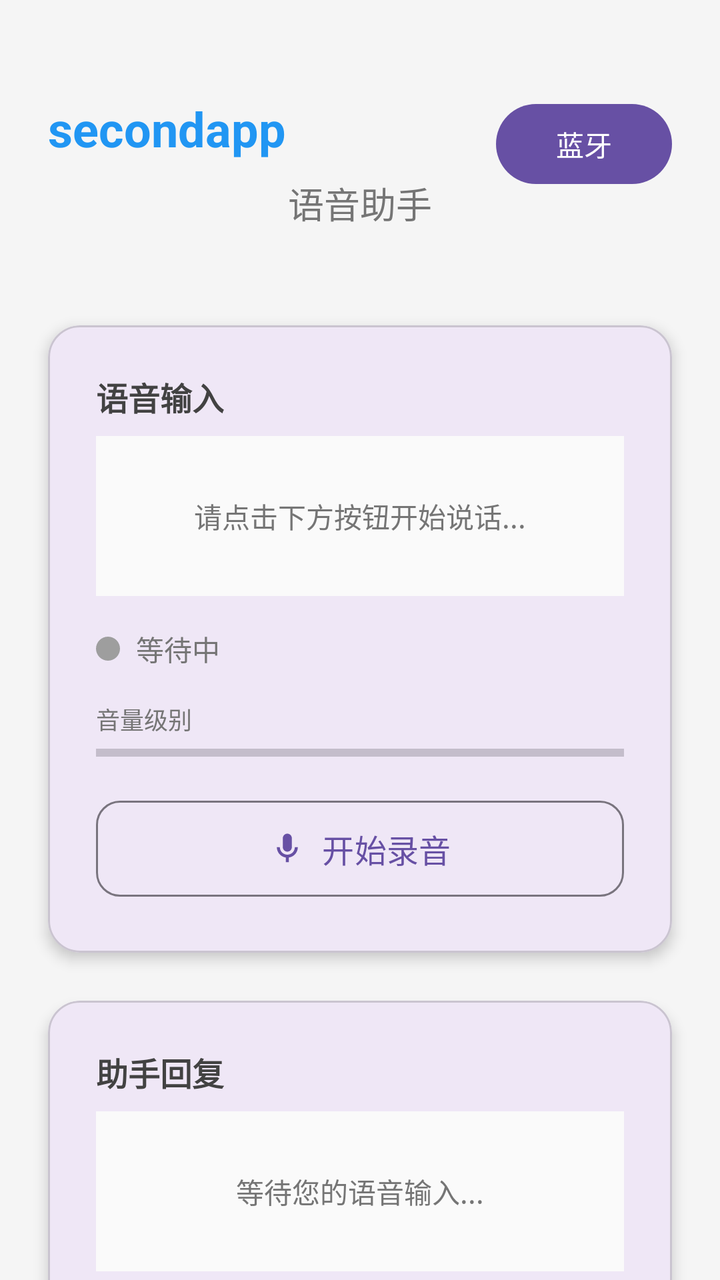
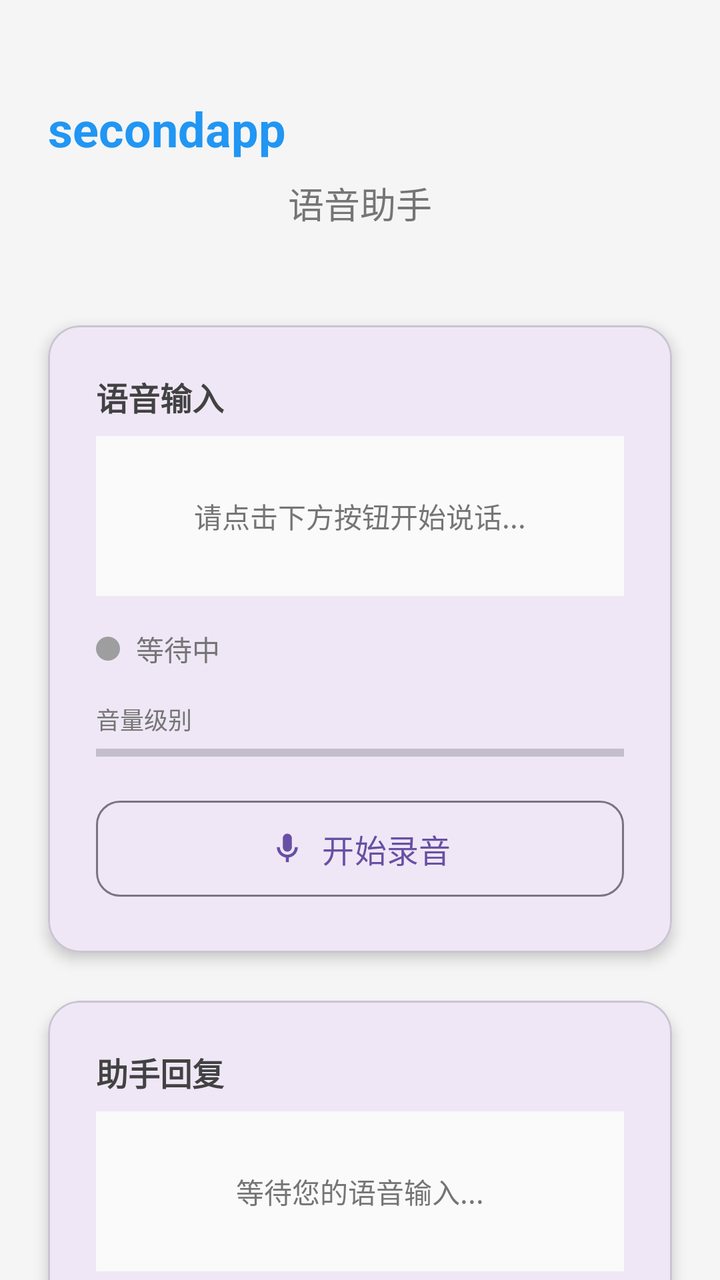

Before-and-after screenshots of an Android layout around one commit, followed by the original layout XML and the change that was made.
<!-- AndroidManifest.xml: application theme Theme.Secondapp -->
<!-- res/layout/activity_main.xml -->
<?xml version="1.0" encoding="utf-8"?>
<androidx.constraintlayout.widget.ConstraintLayout xmlns:android="http://schemas.android.com/apk/res/android"
    xmlns:app="http://schemas.android.com/apk/res-auto"
    xmlns:tools="http://schemas.android.com/tools"
    android:id="@+id/main"
    android:layout_width="match_parent"
    android:layout_height="match_parent"
    android:background="#F5F5F5"
    tools:context=".MainActivity">

    
    <TextView
        android:id="@+id/titleTextView"
        android:layout_width="0dp"
        android:layout_height="wrap_content"
        android:text="@string/app_name"
        android:textSize="24sp"
        android:textStyle="bold"
        android:textColor="#2196F3"
        android:layout_marginTop="48dp"
        android:layout_marginStart="24dp"
        android:layout_marginEnd="8dp"
        app:layout_constraintEnd_toStartOf="@+id/bluetoothButton"
        app:layout_constraintStart_toStartOf="parent"
        app:layout_constraintTop_toTopOf="parent" />

    <Button
        android:id="@+id/bluetoothButton"
        android:layout_width="wrap_content"
        android:layout_height="wrap_content"
        android:text="蓝牙"
        android:textSize="14sp"
        android:layout_marginTop="48dp"
        android:layout_marginEnd="24dp"
        app:layout_constraintEnd_toEndOf="parent"
        app:layout_constraintTop_toTopOf="parent" />

    
    <TextView
        android:id="@+id/subtitleTextView"
        android:layout_width="wrap_content"
        android:layout_height="wrap_content"
        android:text="语音助手"
        android:textSize="18sp"
        android:textColor="#757575"
        android:layout_marginTop="8dp"
        app:layout_constraintEnd_toEndOf="parent"
        app:layout_constraintStart_toStartOf="parent"
        app:layout_constraintTop_toBottomOf="@+id/titleTextView" />

    
    <com.google.android.material.card.MaterialCardView
        android:id="@+id/voiceInputCard"
        android:layout_width="0dp"
        android:layout_height="wrap_content"
        android:layout_marginStart="24dp"
        android:layout_marginEnd="24dp"
        android:layout_marginTop="48dp"
        app:cardCornerRadius="16dp"
        app:cardElevation="4dp"
        app:layout_constraintEnd_toEndOf="parent"
        app:layout_constraintStart_toStartOf="parent"
        app:layout_constraintTop_toBottomOf="@+id/subtitleTextView">

        <LinearLayout
            android:layout_width="match_parent"
            android:layout_height="wrap_content"
            android:orientation="vertical"
            android:padding="24dp">

            
            <TextView
                android:layout_width="wrap_content"
                android:layout_height="wrap_content"
                android:text="语音输入"
                android:textSize="16sp"
                android:textStyle="bold"
                android:textColor="#424242"
                android:layout_marginBottom="8dp" />

            
            <TextView
                android:id="@+id/voiceInputTextView"
                android:layout_width="match_parent"
                android:layout_height="wrap_content"
                android:text="请点击下方按钮开始说话..."
                android:textSize="14sp"
                android:textColor="#757575"
                android:minHeight="80dp"
                android:gravity="center"
                android:background="#FAFAFA"
                android:padding="16dp"
                android:layout_marginBottom="16dp" />

            
            <LinearLayout
                android:layout_width="match_parent"
                android:layout_height="wrap_content"
                android:orientation="horizontal"
                android:gravity="center_vertical"
                android:layout_marginBottom="16dp">

                <View
                    android:id="@+id/recordingIndicator"
                    android:layout_width="12dp"
                    android:layout_height="12dp"
                    android:background="@drawable/circle_gray"
                    android:layout_marginEnd="8dp" />

                <TextView
                    android:id="@+id/recordingStatusTextView"
                    android:layout_width="wrap_content"
                    android:layout_height="wrap_content"
                    android:text="等待中"
                    android:textSize="14sp"
                    android:textColor="#757575" />
            </LinearLayout>

            
            <LinearLayout
                android:layout_width="match_parent"
                android:layout_height="wrap_content"
                android:orientation="vertical"
                android:layout_marginBottom="16dp">

                <TextView
                    android:layout_width="wrap_content"
                    android:layout_height="wrap_content"
                    android:text="音量级别"
                    android:textSize="12sp"
                    android:textColor="#757575"
                    android:layout_marginBottom="4dp" />

                <ProgressBar
                    android:id="@+id/volumeProgressBar"
                    style="?android:attr/progressBarStyleHorizontal"
                    android:layout_width="match_parent"
                    android:layout_height="8dp"
                    android:max="100"
                    android:progress="0"
                    android:progressTint="#2196F3"
                    android:backgroundTint="#E0E0E0" />

            </LinearLayout>

            
            <com.google.android.material.button.MaterialButton
                android:id="@+id/recordButton"
                android:layout_width="match_parent"
                android:layout_height="56dp"
                android:text="开始录音"
                android:textSize="16sp"
                app:icon="@drawable/ic_mic"
                app:iconGravity="textStart"
                app:iconPadding="8dp"
                app:cornerRadius="12dp"
                style="@style/Widget.Material3.Button.OutlinedButton" />

        </LinearLayout>

    </com.google.android.material.card.MaterialCardView>

    
    <com.google.android.material.card.MaterialCardView
        android:id="@+id/responseCard"
        android:layout_width="0dp"
        android:layout_height="wrap_content"
        android:layout_marginStart="24dp"
        android:layout_marginEnd="24dp"
        android:layout_marginTop="24dp"
        app:cardCornerRadius="16dp"
        app:cardElevation="4dp"
        app:layout_constraintEnd_toEndOf="parent"
        app:layout_constraintStart_toStartOf="parent"
        app:layout_constraintTop_toBottomOf="@+id/voiceInputCard">

        <LinearLayout
            android:layout_width="match_parent"
            android:layout_height="wrap_content"
            android:orientation="vertical"
            android:padding="24dp">

            
            <TextView
                android:layout_width="wrap_content"
                android:layout_height="wrap_content"
                android:text="助手回复"
                android:textSize="16sp"
                android:textStyle="bold"
                android:textColor="#424242"
                android:layout_marginBottom="8dp" />

            
            <TextView
                android:id="@+id/responseTextView"
                android:layout_width="match_parent"
                android:layout_height="wrap_content"
                android:text="等待您的语音输入..."
                android:textSize="14sp"
                android:textColor="#757575"
                android:minHeight="80dp"
                android:gravity="center"
                android:background="#FAFAFA"
                android:padding="16dp" />

        </LinearLayout>

    </com.google.android.material.card.MaterialCardView>

    
    <TextView
        android:id="@+id/bottomStatusTextView"
        android:layout_width="wrap_content"
        android:layout_height="wrap_content"
        android:text="就绪"
        android:textSize="12sp"
        android:textColor="#9E9E9E"
        android:layout_marginBottom="24dp"
        app:layout_constraintBottom_toBottomOf="parent"
        app:layout_constraintEnd_toEndOf="parent"
        app:layout_constraintStart_toStartOf="parent" />

</androidx.constraintlayout.widget.ConstraintLayout>
<!-- resources referenced by this layout -->
<resources>
  <!-- drawable circle_gray (drawable) -->
  <?xml version="1.0" encoding="utf-8"?>
  <shape xmlns:android="http://schemas.android.com/apk/res/android"
      android:shape="oval">
      <solid android:color="#9E9E9E" />
      <size android:width="12dp" android:height="12dp" />
  </shape>
  <!-- drawable ic_mic (drawable) -->
  <?xml version="1.0" encoding="utf-8"?>
  <vector xmlns:android="http://schemas.android.com/apk/res/android"
      android:width="24dp"
      android:height="24dp"
      android:viewportWidth="24"
      android:viewportHeight="24">
      <path
          android:fillColor="#2196F3"
          android:pathData="M12,14c1.66,0 3,-1.34 3,-3L15,5c0,-1.66 -1.34,-3 -3,-3S9,3.34 9,5v6C9,12.66 10.34,14 12,14z" />
      <path
          android:fillColor="#2196F3"
          android:pathData="M17,11c0,2.76 -2.24,5 -5,5s-5,-2.24 -5,-5H5c0,3.53 2.61,6.43 6,6.92L11,21h2v-3.08c3.39,-0.49 6,-3.39 6,-6.92H17z" />
  </vector>
  <string name="app_name">secondapp</string>
  <style name="Theme.Secondapp" parent="Base.Theme.Secondapp" />
  <style name="Base.Theme.Secondapp" parent="Theme.Material3.DayNight.NoActionBar">
          
          
      </style>
</resources>

<!-- the commit's change to res/layout/activity_main.xml (unified diff, before → after) -->
@@ -19,20 +19,9 @@
         android:textColor="#2196F3"
         android:layout_marginTop="48dp"
         android:layout_marginStart="24dp"
-        android:layout_marginEnd="8dp"
-        app:layout_constraintEnd_toStartOf="@+id/bluetoothButton"
-        app:layout_constraintStart_toStartOf="parent"
-        app:layout_constraintTop_toTopOf="parent" />
-
-    <Button
-        android:id="@+id/bluetoothButton"
-        android:layout_width="wrap_content"
-        android:layout_height="wrap_content"
-        android:text="蓝牙"
-        android:textSize="14sp"
-        android:layout_marginTop="48dp"
         android:layout_marginEnd="24dp"
         app:layout_constraintEnd_toEndOf="parent"
+        app:layout_constraintStart_toStartOf="parent"
         app:layout_constraintTop_toTopOf="parent" />
 
     
